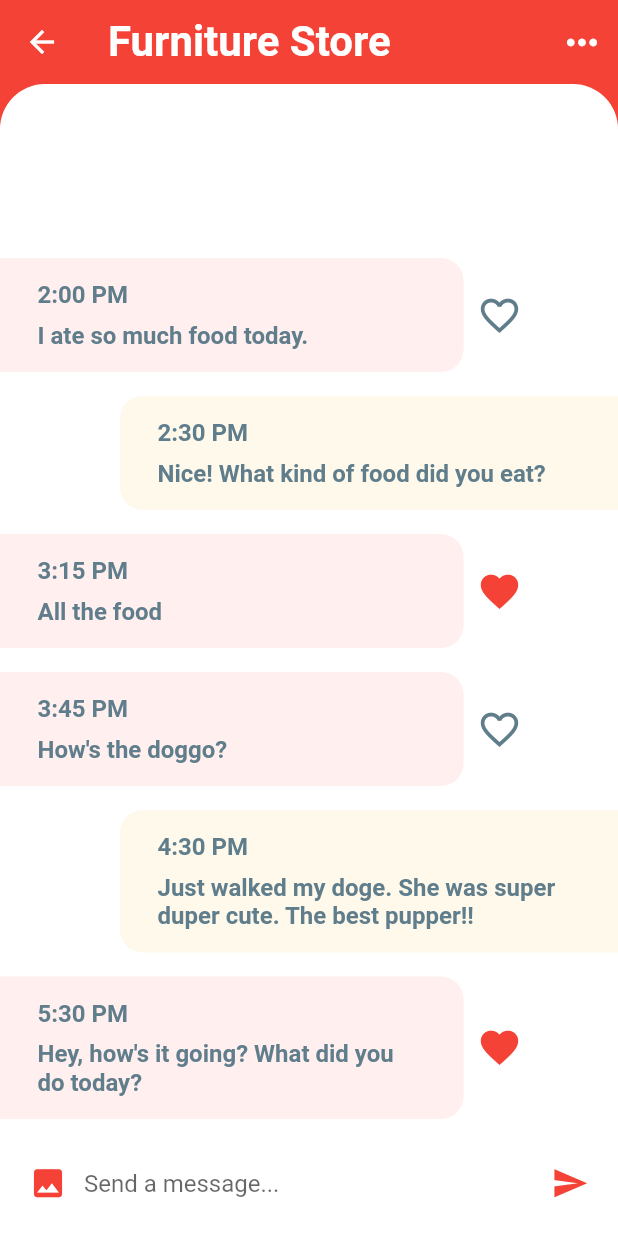
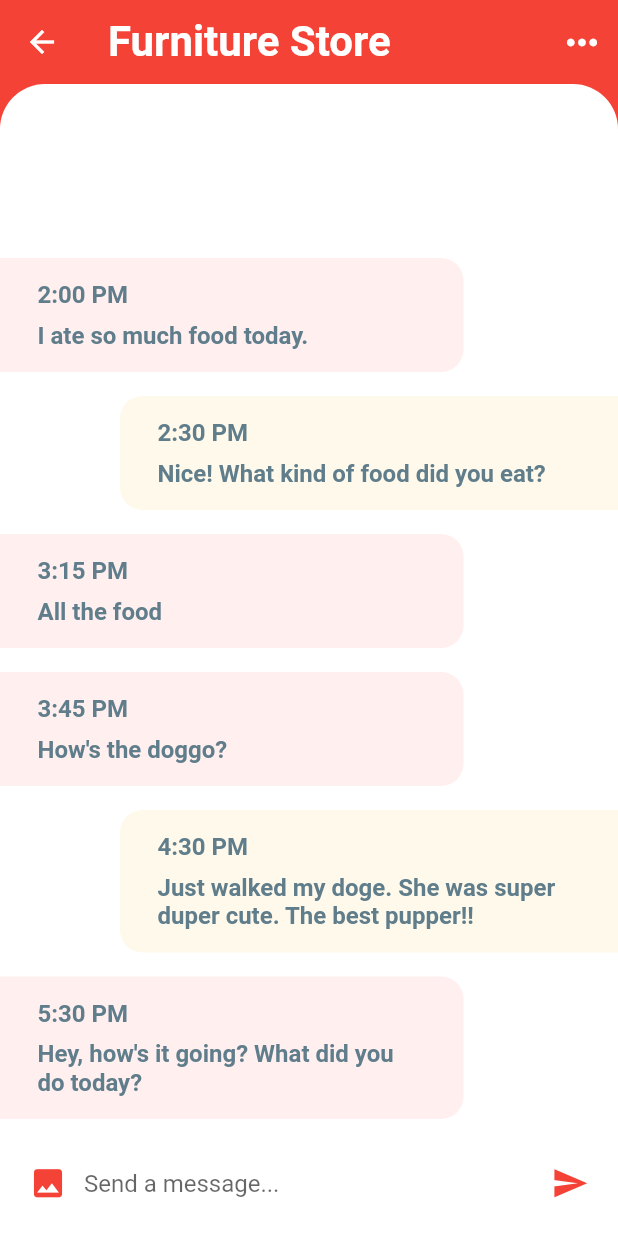
Before and after one commit to JenniferMah/Twill-On, a Flutter app: the screen it shows after launch, after a tap on "Furniture Store", on a phone screen of 412 x 824 dp. Run offline on Flutter 3.47's test engine with Material 2 defaults, Android fonts, the phone set to English and light mode, and no system bars.

Commit message:
remove 'liked' and limit segment control

```diff
--- a/twill_on/lib/models/message_model.dart
+++ b/twill_on/lib/models/message_model.dart
@@ -33,58 +33,48 @@ final User sophia =
 final User steven =
     User(id: 7, name: 'Steven', imageUrl: 'assets/images/steven.jpg');
 
-// FAVORITE CONTACTS
-List<User> favorites = [sam, steven, olivia, john, greg];
-
 // EXAMPLE CHATS ON HOME SCREEN
 List<Message> chats = [
   Message(
     sender: james,
     time: '5:30 PM',
     text: 'Hey, how\'s it going? What did you do today?',
-    isLiked: false,
     unread: true,
   ),
   Message(
     sender: olivia,
     time: '4:30 PM',
     text: 'Hey, how\'s it going? What did you do today?',
-    isLiked: false,
     unread: true,
   ),
   Message(
     sender: john,
     time: '3:30 PM',
     text: 'Hey, how\'s it going? What did you do today?',
-    isLiked: false,
     unread: false,
   ),
   Message(
     sender: sophia,
     time: '2:30 PM',
     text: 'Hey, how\'s it going? What did you do today?',
-    isLiked: false,
     unread: true,
   ),
   Message(
     sender: steven,
     time: '1:30 PM',
     text: 'Hey, how\'s it going? What did you do today?',
-    isLiked: false,
     unread: false,
   ),
   Message(
     sender: sam,
     time: '12:30 PM',
     text: 'Hey, how\'s it going? What did you do today?',
-    isLiked: false,
     unread: false,
   ),
   Message(
     sender: greg,
     time: '11:30 AM',
     text: 'Hey, how\'s it going? What did you do today?',
-    isLiked: false,
     unread: false,
   ),
 ];
@@ -95,42 +85,36 @@ List<Message> messages = [
     sender: james,
     time: '5:30 PM',
     text: 'Hey, how\'s it going? What did you do today?',
-    isLiked: true,
     unread: true,
   ),
   Message(
     sender: currentUser,
     time: '4:30 PM',
     text: 'Just walked my doge. She was super duper cute. The best pupper!!',
-    isLiked: false,
     unread: true,
   ),
   Message(
     sender: james,
     time: '3:45 PM',
     text: 'How\'s the doggo?',
-    isLiked: false,
     unread: true,
   ),
   Message(
     sender: james,
     time: '3:15 PM',
     text: 'All the food',
-    isLiked: true,
     unread: true,
   ),
   Message(
     sender: currentUser,
     time: '2:30 PM',
     text: 'Nice! What kind of food did you eat?',
-    isLiked: false,
     unread: true,
   ),
   Message(
     sender: james,
     time: '2:00 PM',
     text: 'I ate so much food today.',
-    isLiked: false,
     unread: true,
   ),
 ];
--- a/twill_on/lib/screens/chat_screen.dart
+++ b/twill_on/lib/screens/chat_screen.dart
@@ -67,16 +67,6 @@ class _ChatScreenState extends State<ChatScreen> {
     return Row(
       children: <Widget>[
         msg,
-        IconButton(
-          icon: message.isLiked
-              ? Icon(Icons.favorite)
-              : Icon(Icons.favorite_border),
-          iconSize: 30.0,
-          color: message.isLiked
-              ? Theme.of(context).primaryColor
-              : Colors.blueGrey,
-          onPressed: () {},
-        )
       ],
     );
   }
```
Also changed, not shown: twill_on/lib/widgets/category_selector.dart (+7 -6 lines).
